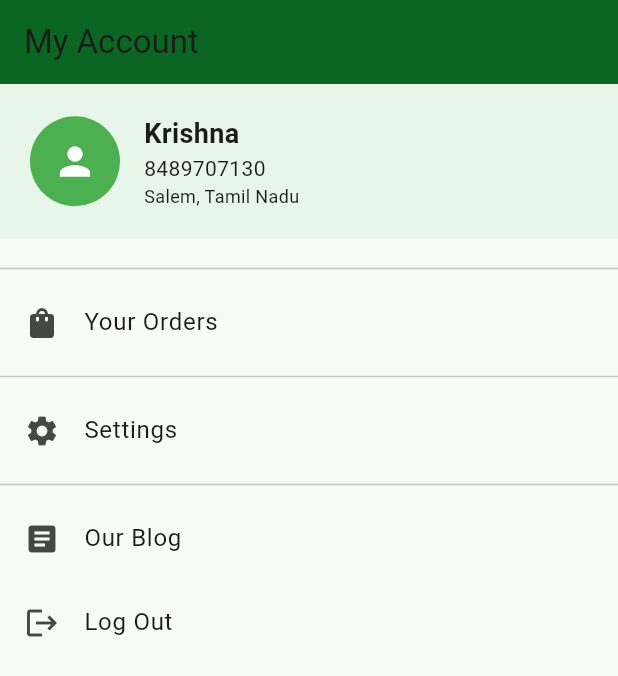
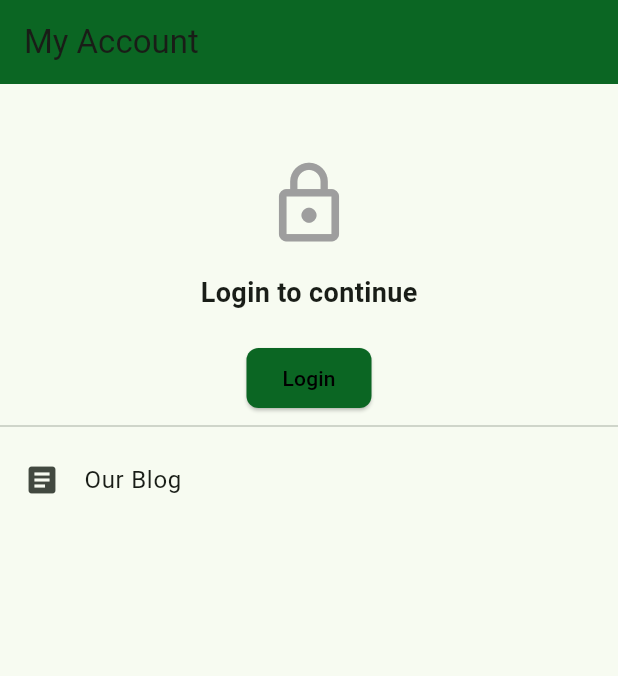
Before and after one commit to kprasathgit/puviflutter, a Flutter app: the AccountScreen screen opened by its route, on a phone screen of 412 x 824 dp. Shown: the top 676 px of the screen. Run offline on Flutter 3.47's test engine with Material 3 defaults, Android fonts, the phone set to English and light mode, and no system bars; our stand-ins replace cached_network_image, cloud_firestore, firebase_core, fluttertoast, go_router, share_plus and 2 more; missing offline and left inert: dart:html, firebase_auth_web, razorpay_web, universal_html; accounts and stored records are empty; network calls fail; Roboto replaces fonts that are missing (Poppins); statements that could not run were skipped.

Commit message:
Your commit message

```diff
--- a/lib/src/accounts/accounts.view.dart
+++ b/lib/src/accounts/accounts.view.dart
@@ -1,28 +1,100 @@
 import 'package:flutter/material.dart';
 import 'package:go_router/go_router.dart';
 import 'package:puvi/project/routes/app_route_constants.dart';
+import 'package:puvi/src/common/storageutil.dart';
+import 'package:puvi/src/models/user.dart';
 
 class AccountScreen extends StatelessWidget {
   const AccountScreen({super.key});
 
   @override
   Widget build(BuildContext context) {
-    // Simulated user info — replace with real provider later
-    final user = {
-      'name': 'Krishna',
-      'phone': '8489707130',
-      'address': 'Salem, Tamil Nadu',
-    };
-
     return Scaffold(
       appBar: AppBar(
         title: const Text("My Account"),
         backgroundColor: const Color(0xFF0B6623),
       ),
-      body: Column(
-        crossAxisAlignment: CrossAxisAlignment.start,
+      body: ValueListenableBuilder<String?>(
+        valueListenable: StorageUtil.uidNotifier,
+        builder: (context, uid, _) {
+          if (uid == null) {
+            // 🔹 Not logged in
+            return _LoginPrompt();
+          } else {
+            // 🔹 Logged in → fetch user locally
+            return FutureBuilder<User?>(
+              future: StorageUtil.getUserLocally(),
+              builder: (context, snapshot) {
+                final user = snapshot.data;
+                if (user == null) {
+                  return const Center(child: CircularProgressIndicator());
+                }
+                return _AccountContent(user: user);
+              },
+            );
+          }
+        },
+      ),
+    );
+  }
+}
+
+/// 🔹 When user is not logged in
+class _LoginPrompt extends StatelessWidget {
+  @override
+  Widget build(BuildContext context) {
+    return ListView(
       children: [
-          // ✅ User Profile Section
+        const SizedBox(height: 50),
+        Center(
+          child: Column(
+            mainAxisAlignment: MainAxisAlignment.center,
+            children: [
+              const Icon(Icons.lock_outline, size: 60, color: Colors.grey),
+              const SizedBox(height: 16),
+              const Text(
+                "Login to continue",
+                style: TextStyle(fontSize: 18, fontWeight: FontWeight.w600),
+              ),
+              const SizedBox(height: 20),
+              ElevatedButton(
+                onPressed: () {
+                  context.push(AppRouteConstants.login);
+                },
+                style: ElevatedButton.styleFrom(
+                  backgroundColor: const Color(0xFF0B6623),
+                  shape: RoundedRectangleBorder(
+                    borderRadius: BorderRadius.circular(8),
+                  ),
+                ),
+                child:  Text(style: TextStyle(color: Colors.black ) ,"Login" ),
+              ),
+            ],
+          ),
+        ),
+        const Divider(),
+        // ✅ Public features still visible even without login
+        ListTile(
+          leading: const Icon(Icons.article),
+          title: const Text("Our Blog"),
+          onTap: () => context.go(AppRouteConstants.blogList),
+        ),
+      ],
+    );
+  }
+}
+
+/// 🔹 When user is logged in
+class _AccountContent extends StatelessWidget {
+  final User user;
+
+  const _AccountContent({required this.user});
+
+  @override
+  Widget build(BuildContext context) {
+    return ListView(
+      children: [
+        // 🔹 User Info Section
         Container(
           padding: const EdgeInsets.all(20),
           color: const Color(0xFFE8F5E9),
@@ -38,67 +110,51 @@ class AccountScreen extends StatelessWidget {
                 child: Column(
                   crossAxisAlignment: CrossAxisAlignment.start,
                   children: [
-                      Text(user['name'] ?? '',
+                    Text(
+                      user.name ?? '',
                       style: const TextStyle(
-                              fontSize: 18, fontWeight: FontWeight.bold)),
-                      Text(user['phone'] ?? ''),
-                      Text(user['address'] ?? '',
-                          style: const TextStyle(fontSize: 12)),
+                          fontSize: 18, fontWeight: FontWeight.bold),
+                    ),
+                    Text(user.mobileno ?? ''),
+                    if (user.address != null)
+                      Text(
+                        user.address!,
+                        style: const TextStyle(fontSize: 12),
+                      ),
                   ],
                 ),
-                )
+              ),
             ],
           ),
         ),
         const SizedBox(height: 12),
-
         const Divider(),
-
-          // ✅ Action Items
+        // 🔹 User-specific actions
         ListTile(
           leading: const Icon(Icons.shopping_bag),
           title: const Text("Your Orders"),
-            onTap: () {
-              context.push('/orders');
-            },
+          onTap: () => context.push('/orders'),
         ),
         const Divider(),
 
-          ListTile(
-            leading: const Icon(Icons.settings),
-            title: const Text("Settings"),
-            onTap: () {
-              Navigator.pop(context); // Close panel
-              showDialog(
-                context: context,
-                builder: (_) => const AlertDialog(
-                  content: Text("Settings screen placeholder"),
-                ),
-              );
-            },
-          ),
-          const Divider(),
+        // 🔹 Public / common actions
         ListTile(
           leading: const Icon(Icons.article),
           title: const Text("Our Blog"),
-            onTap: () {
-              context.pop(); // close panel
-              context.go(AppRouteConstants.blogList); // navigate via GoRouter
-            },
+          onTap: () => context.go(AppRouteConstants.blogList),
         ),
-
+        const Divider(),
         ListTile(
           leading: const Icon(Icons.logout),
           title: const Text("Log Out"),
           onTap: () {
-              // Clear session / storage
-              Navigator.pop(context);
+            StorageUtil.clear();
             ScaffoldMessenger.of(context).showSnackBar(
-                  const SnackBar(content: Text("Logged out successfully")));
+              const SnackBar(content: Text("Logged out successfully")),
+            );
           },
         ),
       ],
-      ),
     );
   }
 }
--- a/lib/src/cart/cart.view.dart
+++ b/lib/src/cart/cart.view.dart
@@ -1,5 +1,4 @@
 import 'package:flutter/material.dart';
-import 'package:go_router/go_router.dart';
 import 'package:provider/provider.dart';
 import 'package:puvi/project/routes/app_route_constants.dart';
 import 'package:puvi/src/cart/cart.controller.dart';
```
Also changed, not shown: lib/src/app.dart (+15 -2 lines), lib/src/common/commonappbar.dart (+54 -10 lines), lib/src/common/themeprovider.dart (added, +25 -0 lines), lib/src/settings/settings.view.dart (+41 -11 lines). Lines whose indentation alone changed are shown as unchanged.
